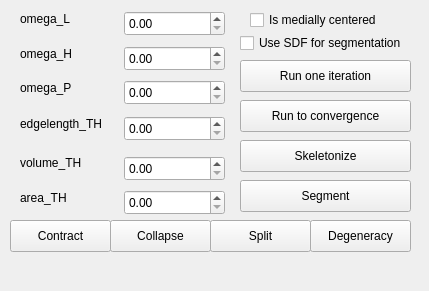
Before: the Qt Designer form Polyhedron/demo/Polyhedron/Mean_curvature_flow_skeleton_plugin.ui in CGAL/cgal, drawn with Qt 5.
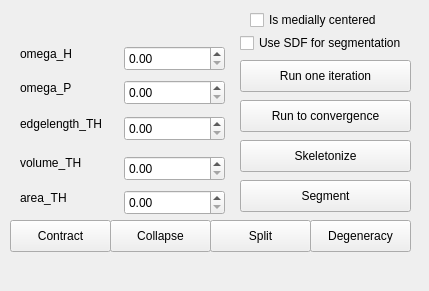
After: the same form once the commit is applied.

Commit message: delete omega_L

Diff of the .ui file:
```diff
--- a/Polyhedron/demo/Polyhedron/Mean_curvature_flow_skeleton_plugin.ui
+++ b/Polyhedron/demo/Polyhedron/Mean_curvature_flow_skeleton_plugin.ui
@@ -14,19 +14,6 @@
    <string>DockWidget</string>
   </property>
   <widget class="QWidget" name="dockWidgetContents">
-   <widget class="QLabel" name="label_omega_L">
-    <property name="geometry">
-     <rect>
-      <x>20</x>
-      <y>11</y>
-      <width>57</width>
-      <height>16</height>
-     </rect>
-    </property>
-    <property name="text">
-     <string>omega_L</string>
-    </property>
-   </widget>
    <widget class="QPushButton" name="pushButton_contract">
     <property name="geometry">
      <rect>
@@ -83,16 +70,6 @@
      <string>omega_H</string>
     </property>
    </widget>
-   <widget class="QDoubleSpinBox" name="omega_L">
-    <property name="geometry">
-     <rect>
-      <x>124</x>
-      <y>11</y>
-      <width>101</width>
-      <height>25</height>
-     </rect>
-    </property>
-   </widget>
    <widget class="QLabel" name="label_edgelength_TH">
     <property name="geometry">
      <rect>
```
Left out of the diff: 2 changed lines with no effect on the pictures. The commit also changes 2 other files.
